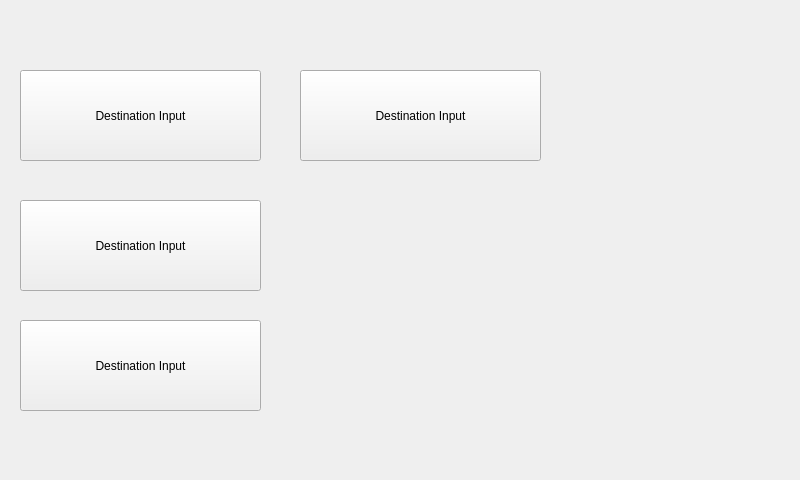
First picture: the form in src/hmi/widget.ui, repository Kayjinke/SmartNav, before the edit.
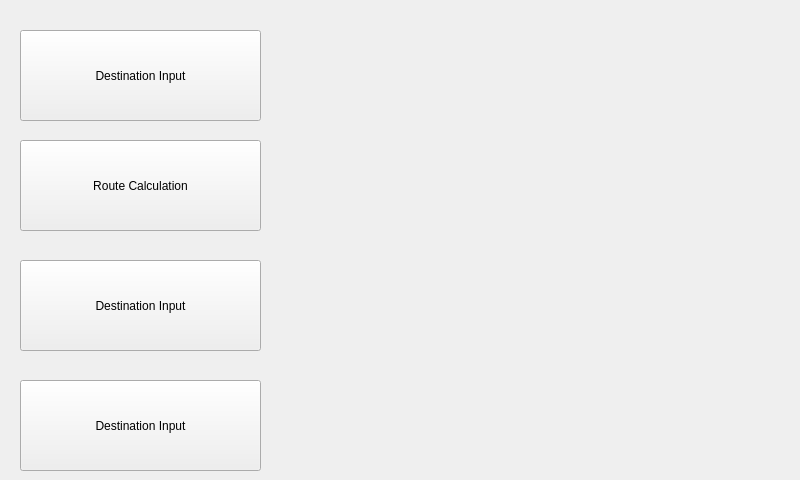
Second picture: the form after the edit.

Commit message: route project

```diff
--- a/src/hmi/widget.ui
+++ b/src/hmi/widget.ui
@@ -17,7 +17,7 @@
    <property name="geometry">
     <rect>
      <x>20</x>
-     <y>70</y>
+     <y>30</y>
      <width>241</width>
      <height>91</height>
     </rect>
@@ -30,20 +30,20 @@
    <property name="geometry">
     <rect>
      <x>20</x>
-     <y>200</y>
+     <y>140</y>
      <width>241</width>
      <height>91</height>
     </rect>
    </property>
    <property name="text">
-    <string>Destination Input</string>
+    <string>Route Calculation</string>
    </property>
   </widget>
   <widget class="QPushButton" name="pushButton_4">
    <property name="geometry">
     <rect>
      <x>20</x>
-     <y>320</y>
+     <y>260</y>
      <width>241</width>
      <height>91</height>
     </rect>
@@ -55,8 +55,8 @@
   <widget class="QPushButton" name="pushButton_5">
    <property name="geometry">
     <rect>
-     <x>300</x>
-     <y>70</y>
+     <x>20</x>
+     <y>380</y>
      <width>241</width>
      <height>91</height>
     </rect>
```
Left out of the diff: 2 changed lines with no effect on the pictures. The commit also changes 12 other files.
